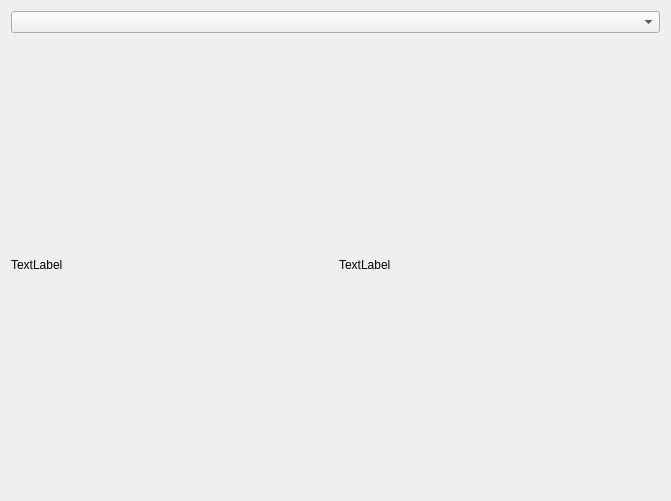
Above: legendary.ui from Librianin/Projekt-1 before the change. Below: the same form after it.
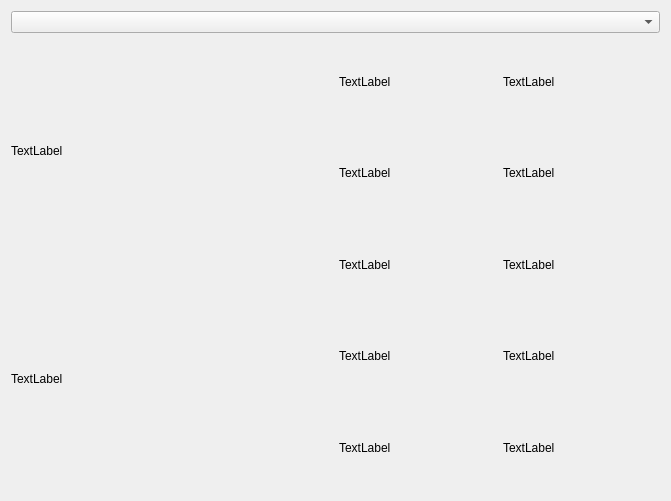
That is the form after the change.

Patch:
```diff
--- a/legendary.ui
+++ b/legendary.ui
@@ -19,6 +19,13 @@
    </item>
    <item row="1" column="0">
     <layout class="QVBoxLayout" name="verticalLayout">
+     <item>
+      <widget class="QLabel" name="label_3">
+       <property name="text">
+        <string>TextLabel</string>
+       </property>
+      </widget>
+     </item>
      <item>
       <widget class="QLabel" name="label">
        <property name="text">
@@ -29,14 +36,77 @@
     </layout>
    </item>
    <item row="1" column="1">
-    <layout class="QVBoxLayout" name="verticalLayout_3">
-     <item>
+    <layout class="QGridLayout" name="gridLayout_2">
+     <item row="3" column="1">
+      <widget class="QLabel" name="label_10">
+       <property name="text">
+        <string>TextLabel</string>
+       </property>
+      </widget>
+     </item>
+     <item row="0" column="1">
+      <widget class="QLabel" name="label_7">
+       <property name="text">
+        <string>TextLabel</string>
+       </property>
+      </widget>
+     </item>
+     <item row="3" column="0">
+      <widget class="QLabel" name="label_6">
+       <property name="text">
+        <string>TextLabel</string>
+       </property>
+      </widget>
+     </item>
+     <item row="1" column="0">
       <widget class="QLabel" name="label_2">
        <property name="text">
         <string>TextLabel</string>
        </property>
       </widget>
      </item>
+     <item row="1" column="1">
+      <widget class="QLabel" name="label_8">
+       <property name="text">
+        <string>TextLabel</string>
+       </property>
+      </widget>
+     </item>
+     <item row="2" column="1">
+      <widget class="QLabel" name="label_9">
+       <property name="text">
+        <string>TextLabel</string>
+       </property>
+      </widget>
+     </item>
+     <item row="0" column="0">
+      <widget class="QLabel" name="label_4">
+       <property name="text">
+        <string>TextLabel</string>
+       </property>
+      </widget>
+     </item>
+     <item row="2" column="0">
+      <widget class="QLabel" name="label_5">
+       <property name="text">
+        <string>TextLabel</string>
+       </property>
+      </widget>
+     </item>
+     <item row="4" column="0">
+      <widget class="QLabel" name="label_11">
+       <property name="text">
+        <string>TextLabel</string>
+       </property>
+      </widget>
+     </item>
+     <item row="4" column="1">
+      <widget class="QLabel" name="label_12">
+       <property name="text">
+        <string>TextLabel</string>
+       </property>
+      </widget>
+     </item>
     </layout>
    </item>
   </layout>
```
